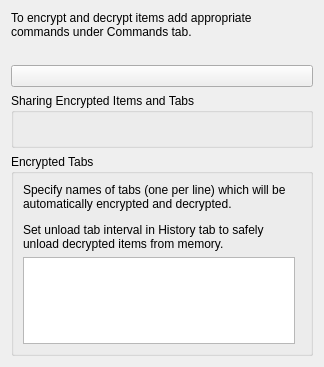
First picture: the form in plugins/itemencrypted/itemencryptedsettings.ui, repository hluk/CopyQ, before the edit.
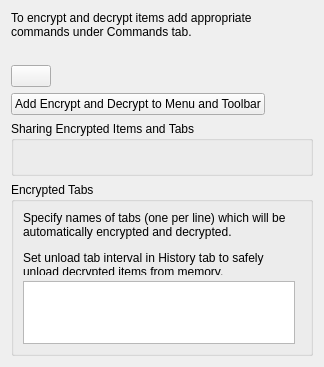
Second picture: the form after the edit.

Commit message: Add menu and tool bar action directly from plugins

```diff
--- a/plugins/itemencrypted/itemencryptedsettings.ui
+++ b/plugins/itemencrypted/itemencryptedsettings.ui
@@ -41,11 +41,52 @@
     </widget>
    </item>
    <item>
-    <widget class="QPushButton" name="pushButtonPassword">
-     <property name="text">
-      <string/>
-     </property>
-    </widget>
+    <layout class="QHBoxLayout" name="horizontalLayout_2">
+     <item>
+      <widget class="QPushButton" name="pushButtonPassword">
+       <property name="text">
+        <string/>
+       </property>
+      </widget>
+     </item>
+     <item>
+      <spacer name="horizontalSpacer_2">
+       <property name="orientation">
+        <enum>Qt::Horizontal</enum>
+       </property>
+       <property name="sizeHint" stdset="0">
+        <size>
+         <width>40</width>
+         <height>20</height>
+        </size>
+       </property>
+      </spacer>
+     </item>
+    </layout>
+   </item>
+   <item>
+    <layout class="QHBoxLayout" name="horizontalLayout">
+     <item>
+      <widget class="QPushButton" name="pushButtonAddCommands">
+       <property name="text">
+        <string>Add Encrypt and Decrypt to Menu and Toolbar</string>
+       </property>
+      </widget>
+     </item>
+     <item>
+      <spacer name="horizontalSpacer">
+       <property name="orientation">
+        <enum>Qt::Horizontal</enum>
+       </property>
+       <property name="sizeHint" stdset="0">
+        <size>
+         <width>40</width>
+         <height>20</height>
+        </size>
+       </property>
+      </spacer>
+     </item>
+    </layout>
    </item>
    <item>
     <widget class="QGroupBox" name="groupBoxShareInfo">
```
The commit also changes 15 other files.
